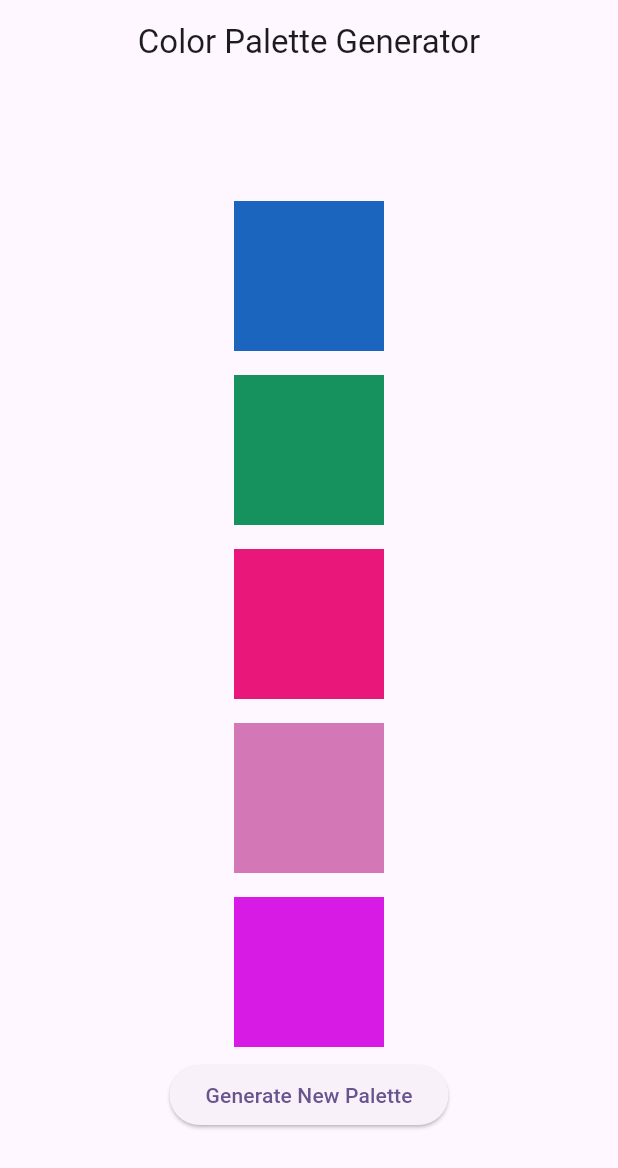
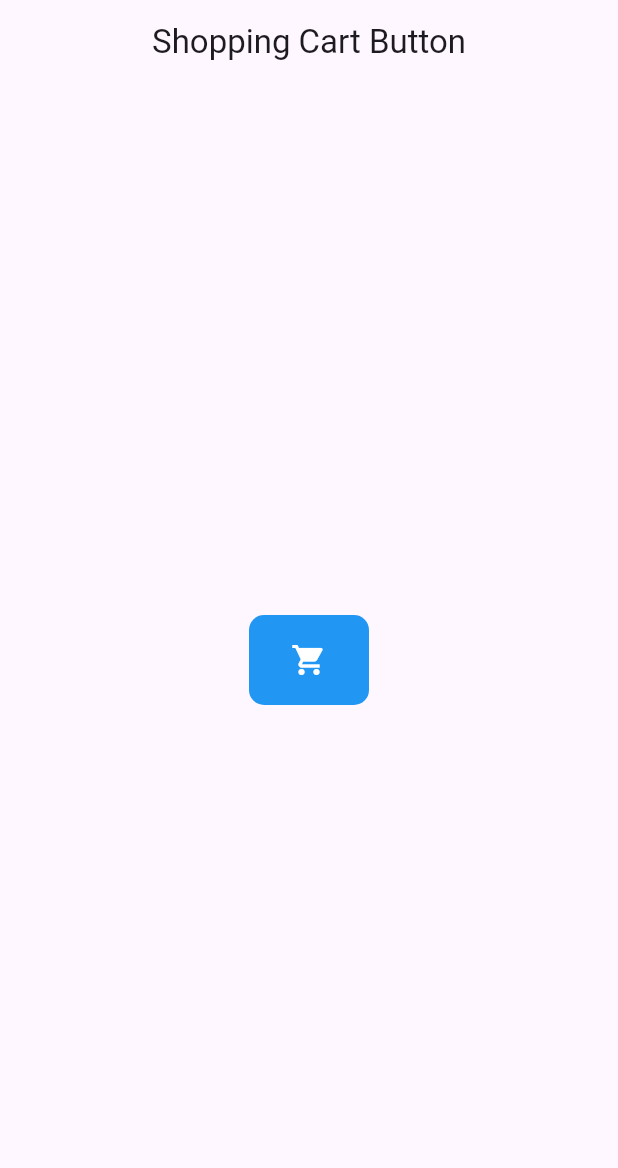
Before and after one commit to dwaipayan7/animations_practice, a Flutter app: the screen it shows after launch, on a phone screen of 412 x 824 dp. Shown: the top 1168 px of the screen. Run offline on Flutter 3.47's test engine with Material 3 defaults, Android fonts, the phone set to English and light mode, and no system bars.

Commit message:
feat: Implement animated shopping cart button
This commit introduces an animated shopping cart button using Flutter's implicit animations.
The button transitions between a compact shopping cart icon and an expanded "Added to Cart" state when tapped.

Changes:
-   Created `ShoppingCartButton` widget:
        -    Utilizes `AnimatedContainer` to smoothly transition the button's width, color, and border radius.
        -    Uses `AnimatedCrossFade` to switch between the cart icon and the "Added to Cart" text.
-   Added `ShoppingCartButton` widget as the home page in `main.dart`
-   Updated the app title to be more descriptive.
-   Hid the debug banner.

```diff
--- /dev/null
+++ b/lib/implicit_examples/animated_shopping_cart.dart
@@ -0,0 +1,68 @@
+import 'package:flutter/material.dart';
+
+class ShoppingCartButton extends StatefulWidget {
+  const ShoppingCartButton({super.key});
+
+  @override
+  State<ShoppingCartButton> createState() => _ShoppingCartButtonState();
+}
+
+class _ShoppingCartButtonState extends State<ShoppingCartButton> {
+  bool isExpanded = false;
+
+  @override
+  Widget build(BuildContext context) {
+    return Scaffold(
+      appBar: AppBar(
+        title: const Text("Shopping Cart Button"),
+        centerTitle: true,
+      ),
+      body: Center(
+        child: GestureDetector(
+          onTap: () {
+            setState(() {
+              isExpanded = !isExpanded;
+            });
+          },
+          child: AnimatedContainer(
+            duration: const Duration(milliseconds: 500),
+            width: isExpanded ? 200 : 80,
+            height: 60,
+            decoration: BoxDecoration(
+              color: isExpanded ? Colors.green : Colors.blue,
+              borderRadius: BorderRadius.circular(isExpanded ? 30 : 10.0),
+            ),
+            padding: const EdgeInsets.symmetric(horizontal: 8),
+            child: Row(
+              mainAxisAlignment: MainAxisAlignment.center,
+              children: [
+                Icon(
+                  isExpanded ? Icons.check : Icons.shopping_cart,
+                  color: Colors.white,
+                ),
+                AnimatedCrossFade(
+                  firstChild: const SizedBox(width: 0),
+                  secondChild: const Padding(
+                    padding: EdgeInsets.only(left: 8),
+                    child: Text(
+                      "Added to Cart",
+                      style: TextStyle(
+                        fontSize: 16,
+                        fontWeight: FontWeight.bold,
+                        color: Colors.white,
+                      ),
+                    ),
+                  ),
+                  crossFadeState: isExpanded
+                      ? CrossFadeState.showSecond
+                      : CrossFadeState.showFirst,
+                  duration: const Duration(milliseconds: 500),
+                ),
+              ],
+            ),
+          ),
+        ),
+      ),
+    );
+  }
+}
--- a/lib/main.dart
+++ b/lib/main.dart
@@ -1,6 +1,7 @@
 import 'package:flutter/material.dart';
 
 import 'implicit_examples/animated_color_palette.dart';
+import 'implicit_examples/animated_shopping_cart.dart';
 
 void main() {
   runApp(const MyApp());
@@ -13,13 +14,13 @@ class MyApp extends StatelessWidget {
   @override
   Widget build(BuildContext context) {
     return MaterialApp(
-      title: 'Flutter Demo',
+      debugShowCheckedModeBanner: false,
+      title: 'Flutter Animation Practice',
       theme: ThemeData(
-
         colorScheme: ColorScheme.fromSeed(seedColor: Colors.deepPurple),
         useMaterial3: true,
       ),
-      home: AnimatedColorPalette(),
+      home: ShoppingCartButton(),
     );
   }
 }
```
